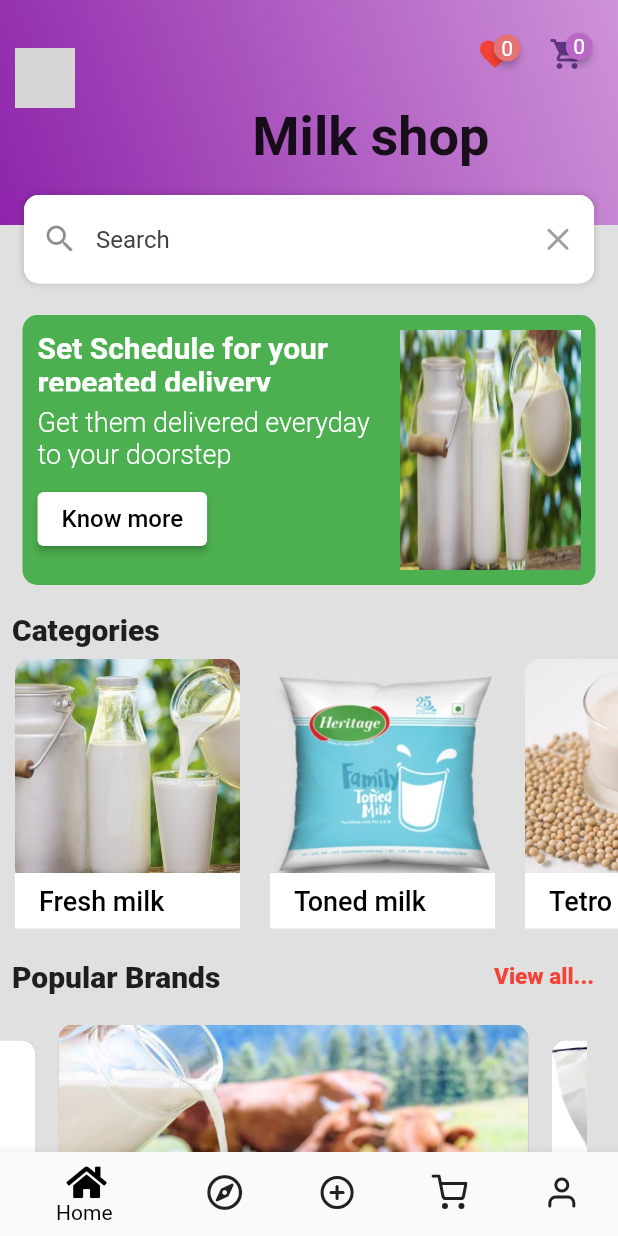
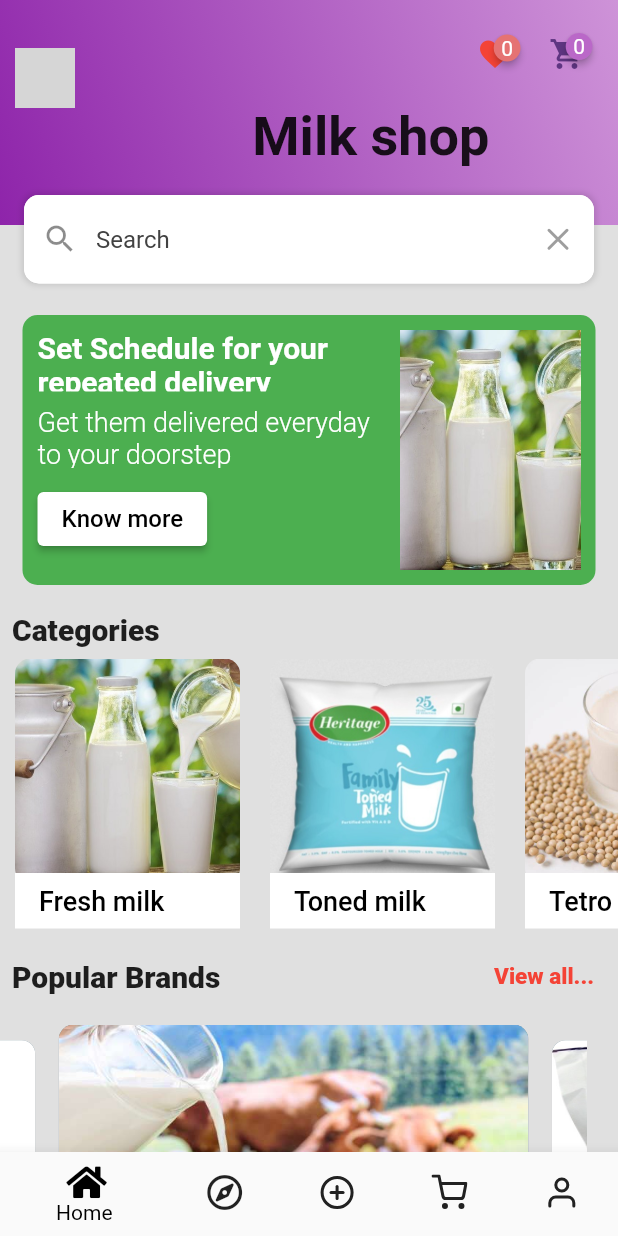
Before and after one commit to johnniembugua/John_online_shop, a Flutter app: the screen it shows once a user with an empty profile is signed in, on a phone screen of 412 x 824 dp. Run offline on Flutter 3.47's test engine with Material 2 defaults, Android fonts, the phone set to English and light mode, and no system bars; drawn by our look-alikes of badges; our stand-ins replace backdrop, cached_network_image, carousel_pro, cloud_firestore, firebase_auth, firebase_core and 9 more; missing offline and left inert: list_tile_switch, stripe_payment; accounts and stored records are empty; network calls fail; grey boxes are pictures that could not be loaded.

```diff
--- a/lib/screens/home.dart
+++ b/lib/screens/home.dart
@@ -30,7 +30,7 @@ class _HomeScreenState extends State<HomeScreen> {
     'assets/images/Toned2.jpeg',
     'assets/images/Tetro.jpg',
     'assets/images/farmented.jpg',
-    'assets/images/sheep-milk.jpg',
+    'assets/images/goat3.jpg',
     'assets/images/goat-milk.jpg',
     // 'assets/images/Huawei.jpg',
 
@@ -147,7 +147,7 @@ class _HomeScreenState extends State<HomeScreen> {
                       decoration: BoxDecoration(
                           image: DecorationImage(
                         image: AssetImage('assets/images/fresh.jpg'),
-                        fit: BoxFit.fill,
+                        fit: BoxFit.cover,
                       )),
                     ))
               ],
```
Also changed, not shown: assets/images/Sheep-milk.jpg (deleted).
